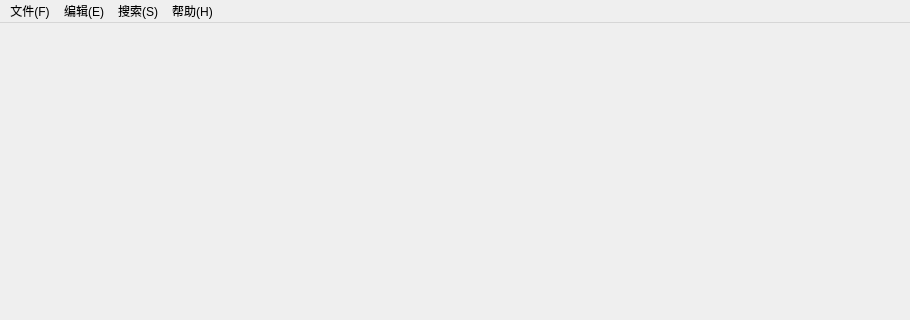
Before: the Qt Designer form mainwindow.ui in MichaelZhou-New/PyEditor, drawn with Qt 5; both pictures show x 0 to 910 and y 0 to 320 of the 910 by 1000 pixel window.
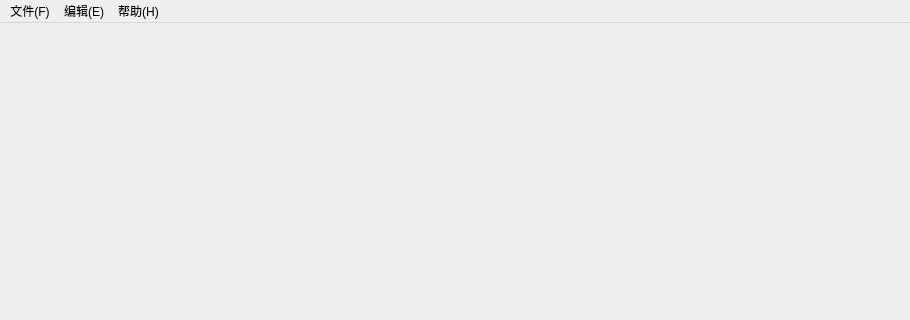
After: the same form once the commit is applied.

Commit message: feat(search): add searching, refactor some codes

Patch:
```diff
--- a/mainwindow.ui
+++ b/mainwindow.ui
@@ -59,15 +59,8 @@
     </property>
     <addaction name="aboutAction"/>
    </widget>
-   <widget class="QMenu" name="menu">
-    <property name="title">
-     <string>搜索(S)</string>
-    </property>
-    <addaction name="searchAction"/>
-   </widget>
    <addaction name="file"/>
    <addaction name="edit"/>
-   <addaction name="menu"/>
    <addaction name="help"/>
   </widget>
   <widget class="QStatusBar" name="statusbar">
```
The commit also changes 2 other files.
